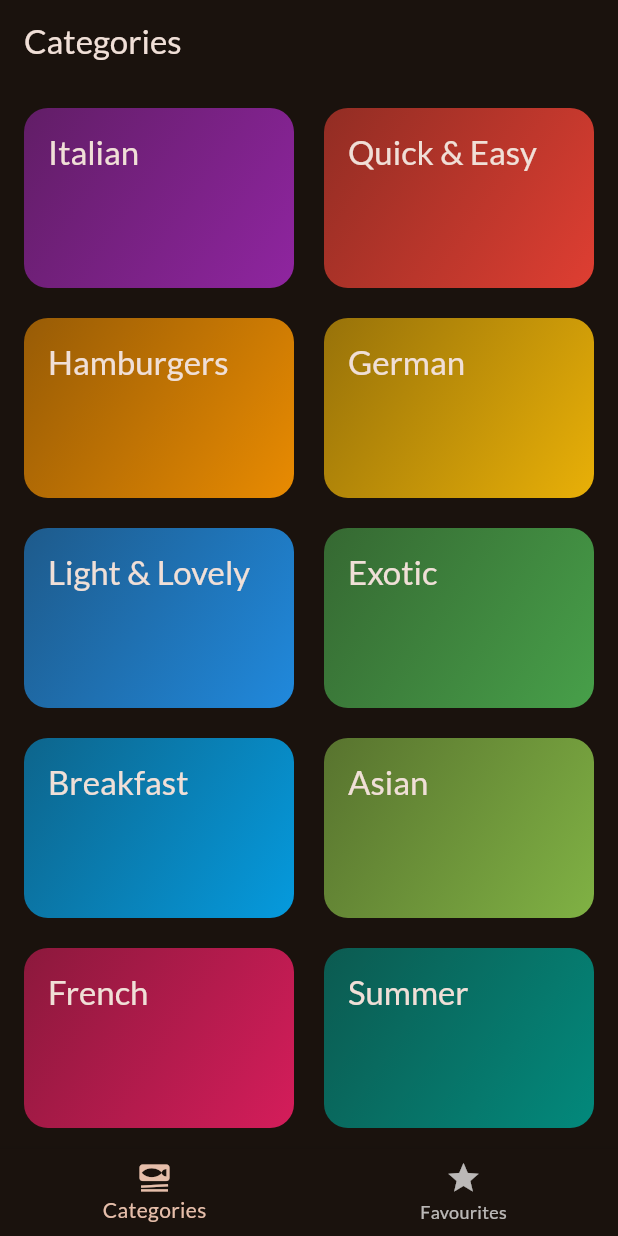
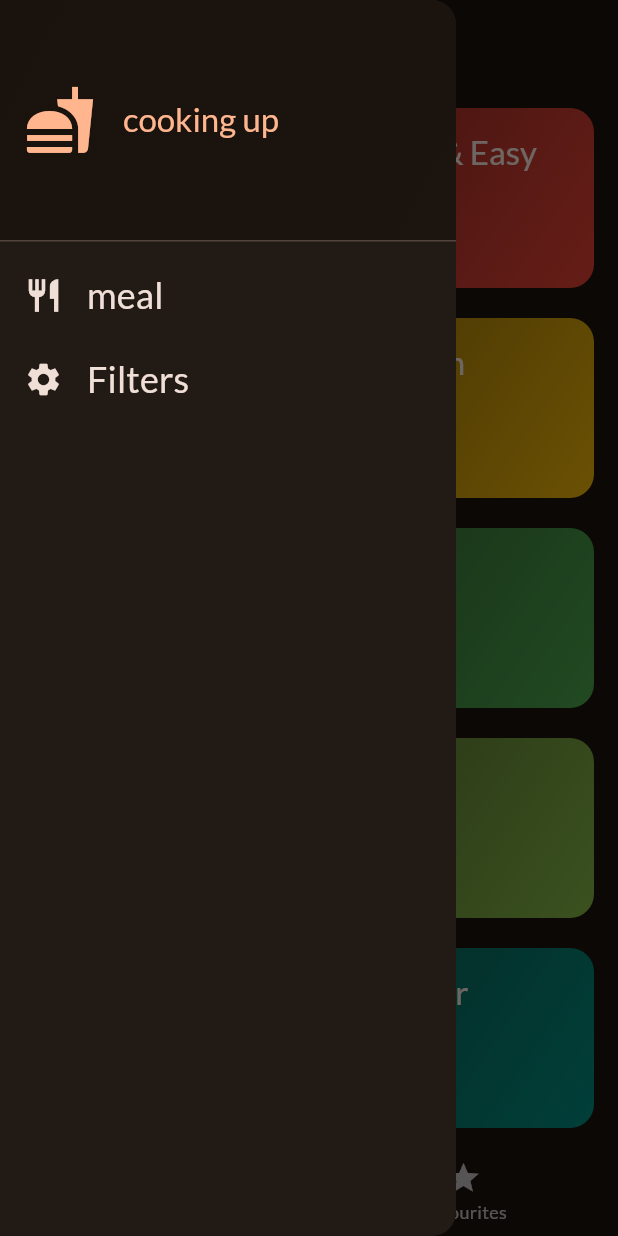
Before and after one commit to aryankumar07/meals_flutter, a Flutter app: the screen it shows after launch, with the side drawer open (before the commit the screen has no drawer), on a phone screen of 412 x 824 dp. Run offline on Flutter 3.47's test engine with Material 2 defaults, Android fonts, the phone set to English and light mode, and no system bars; our stand-ins replace google_fonts, transparent_image.

Commit message:
second commit

```diff
--- a/lib/categories.dart
+++ b/lib/categories.dart
@@ -2,17 +2,23 @@ import 'package:flutter/material.dart';
 import 'package:mealapp/categories_item.dart';
 import 'package:mealapp/category.dart';
 import 'package:mealapp/dummy_data.dart';
+import 'package:mealapp/meal_data.dart';
 import 'package:mealapp/meals.dart';
 
 class CategoriesScreen extends StatelessWidget{
 
-  CategoriesScreen({super.key});
+  CategoriesScreen({super.key,
+  required this.onToggleFavourite,
+  });
+
+  final void Function(Meal meal) onToggleFavourite;
+
 
   void _selectCategory(BuildContext context, CategoryVal category) {
     final filteredMeals = dummyMeals.where((meal) => meal.categories.contains(category.id)).toList();
 
     Navigator.push(context,
-     MaterialPageRoute(builder: (ctx) => MealsScreen(title: category.title, meals: filteredMeals) ));
+     MaterialPageRoute(builder: (ctx) => MealsScreen(title: category.title, meals: filteredMeals,onToggleFavourite: onToggleFavourite,) ));
   }
 
 
--- /dev/null
+++ b/lib/main_drawer.dart
@@ -0,0 +1,68 @@
+import 'package:flutter/material.dart';
+
+class MainDrawer extends StatelessWidget{
+
+  MainDrawer({super.key});
+
+  @override
+  Widget build(BuildContext context) {
+    return Drawer(
+      child: Column(
+        children: [
+          DrawerHeader(
+            padding: EdgeInsets.all(16),
+            decoration: BoxDecoration(
+              gradient: LinearGradient(colors: [
+                Theme.of(context).primaryColor,
+                Theme.of(context).primaryColor.withOpacity(0.8)
+              ],
+              begin: Alignment.topLeft,
+              end: Alignment.bottomRight,
+              )
+            ),
+            child: Row(
+              children: [
+                Icon(Icons.fastfood,size: 48,color: Theme.of(context).colorScheme.primary,),
+                SizedBox(width: 18,),
+                Text("cooking up",
+                style: Theme.of(context).textTheme.titleLarge!.copyWith(
+                    color:Theme.of(context).colorScheme.primary
+                ),
+                )
+              ],
+            )),
+            ListTile(
+              leading: Icon(
+                Icons.restaurant,
+                size: 26,
+                color: Theme.of(context).colorScheme.onBackground,
+              ),
+              title: Text(
+                "meal",
+                style: Theme.of(context).textTheme.titleSmall!.copyWith(
+                  color: Theme.of(context).colorScheme.onBackground,
+                  fontSize: 24
+                ),
+              ),
+              onTap: () {},
+            ),
+            ListTile(
+              leading: Icon(
+                Icons.settings,
+                size: 26,
+                color: Theme.of(context).colorScheme.onBackground,
+              ),
+              title: Text(
+                "Filters",
+                style: Theme.of(context).textTheme.titleSmall!.copyWith(
+                  color: Theme.of(context).colorScheme.onBackground,
+                  fontSize: 24
+                ),
+              ),
+              onTap: () {},
+            )
+        ],
+      ),
+    );
+  }
+}
--- a/lib/meal_details.dart
+++ b/lib/meal_details.dart
@@ -6,10 +6,13 @@ class MealDetails extends StatelessWidget{
 
   MealDetails({super.key,
   required this.meal,
+  required this.onToggleFavourite,
   });
 
 
   final Meal meal;
+
+  final void Function(Meal meal) onToggleFavourite;
 
 
 
@@ -18,6 +21,12 @@ class MealDetails extends StatelessWidget{
     return Scaffold(
       appBar: AppBar(
         title: Text(meal.title),
+        actions: [
+          IconButton(onPressed: (){
+            onToggleFavourite(meal);
+          },
+           icon: Icon(Icons.star))
+        ],
       ),
       body: SingleChildScrollView(
         child: Column(
--- a/lib/meal_item.dart
+++ b/lib/meal_item.dart
@@ -8,9 +8,11 @@ class MealItem extends StatelessWidget{
 
   MealItem({super.key,
   required this.meal,
+  required this.onToggleFavourite,
   });
 
   final Meal meal;
+  final void Function(Meal meal) onToggleFavourite;
 
   String get complexityText {
     return meal.complexity.name[0].toUpperCase() + meal.complexity.name.substring(1);
@@ -32,7 +34,7 @@ class MealItem extends StatelessWidget{
         onTap: () {
           Navigator.push(
             context,
-            MaterialPageRoute(builder: (ctx) => MealDetails(meal: meal,)),
+            MaterialPageRoute(builder: (ctx) => MealDetails(meal: meal,onToggleFavourite: onToggleFavourite,)),
           );
         },
         child: Stack(
--- a/lib/meals.dart
+++ b/lib/meals.dart
@@ -7,10 +7,12 @@ class MealsScreen extends StatelessWidget{
   MealsScreen({super.key,
   required this.title,
   required this.meals,
+  required this.onToggleFavourite,
   });
 
   final String title;
   final List<Meal> meals;
+  final void Function(Meal meal) onToggleFavourite;
 
 
   @override
@@ -18,7 +20,7 @@ class MealsScreen extends StatelessWidget{
 
     Widget content = ListView.builder(
       itemCount: meals.length,
-      itemBuilder: (ctx,index) => MealItem(meal: meals[index])
+      itemBuilder: (ctx,index) => MealItem(meal: meals[index],onToggleFavourite: onToggleFavourite,)
     );
 
     if(meals.isEmpty){
--- a/lib/tabs.dart
+++ b/lib/tabs.dart
@@ -1,5 +1,7 @@
 import 'package:flutter/material.dart';
 import 'package:mealapp/categories.dart';
+import 'package:mealapp/main_drawer.dart';
+import 'package:mealapp/meal_data.dart';
 import 'package:mealapp/meals.dart';
 
 class TabScreen extends StatefulWidget{
@@ -27,11 +29,30 @@ class _TabScreenState extends  State<TabScreen>{
   @override
   Widget build(BuildContext context) {
 
-    Widget activePage = CategoriesScreen();
+
     String activePageTitle = "Categories";
 
+    final List<Meal> _favouriteMeals = [];
+
+    void _toggleMealFavouriteStatus(Meal meal){
+      print("entere");
+      final _isExisting = _favouriteMeals.contains(meal);
+
+      if(_isExisting){
+        setState(() {
+        _favouriteMeals.remove(meal);
+        });
+      }else{
+        setState(() {
+          print("entered here");
+        _favouriteMeals.add(meal);
+        });
+      }
+    }
+    Widget activePage = CategoriesScreen(onToggleFavourite: _toggleMealFavouriteStatus,);
+
      if(_selectedPage == 1){
-      activePage = MealsScreen(title: "Favourites", meals: []);
+      activePage = MealsScreen(title: "Favourites", meals: _favouriteMeals,onToggleFavourite: _toggleMealFavouriteStatus,);
       activePageTitle = "Your FAvourites";
      }
 
@@ -39,6 +60,7 @@ class _TabScreenState extends  State<TabScreen>{
       appBar: AppBar(
         title: Text(activePageTitle),
       ),
+      drawer:  MainDrawer(),
       body: activePage,
       bottomNavigationBar: BottomNavigationBar(
         onTap: _selectPage,
```
